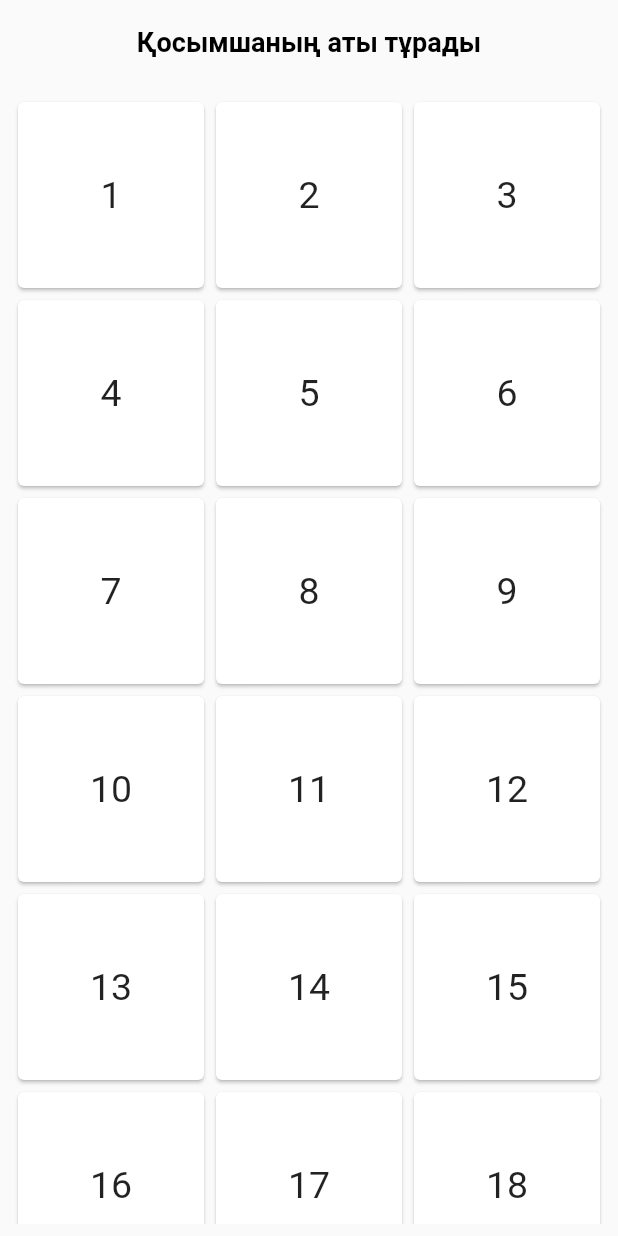
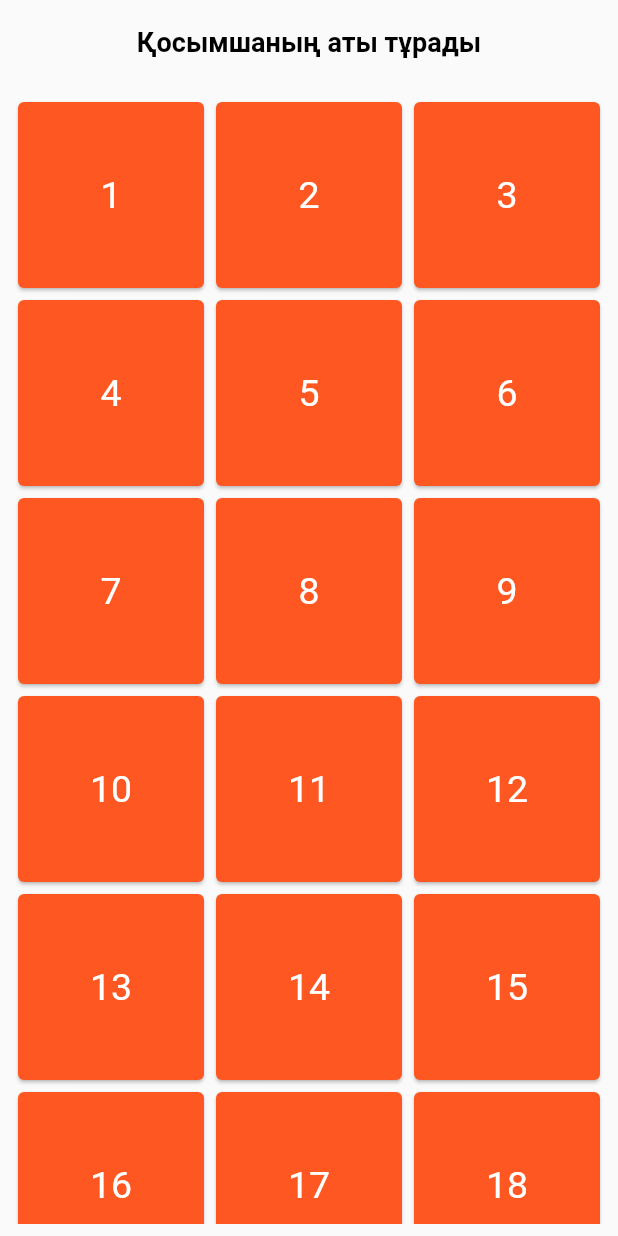
Before and after one commit to yertayquanysov/brain_trainer_game, a Flutter app: the screen it shows after launch, on a phone screen of 412 x 824 dp. Run offline on Flutter 3.47's test engine with Material 2 defaults, Android fonts, the phone set to English and light mode, and no system bars; our stand-ins replace flutter_bloc, get, google_fonts, logger; missing offline and left inert: superellipse_shape; Roboto replaces fonts that are missing (Ubuntu).

Commit message:
Changed select level item ui

```diff
--- a/lib/components/select_lavel_item.dart
+++ b/lib/components/select_lavel_item.dart
@@ -16,6 +16,7 @@ class SelectLevelItem extends StatelessWidget {
       child: InkWell(
         onTap: () => Get.to(GameScreen()),
         child: Card(
+          color: Colors.deepOrange,
           shape: SuperellipseShape(
             borderRadius: BorderRadius.circular(30),
           ),
@@ -25,6 +26,7 @@ class SelectLevelItem extends StatelessWidget {
               textAlign: TextAlign.center,
               style: TextStyle(
                 fontSize: 25,
+                color: Colors.white,
               ),
             ),
           ),
```
